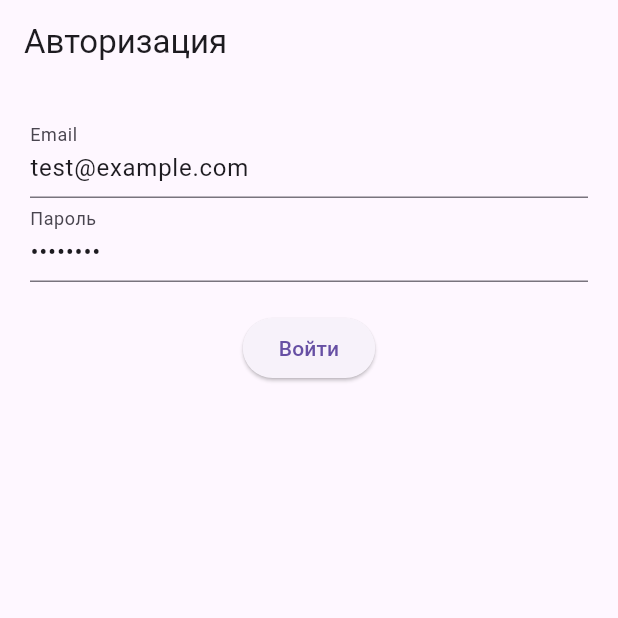
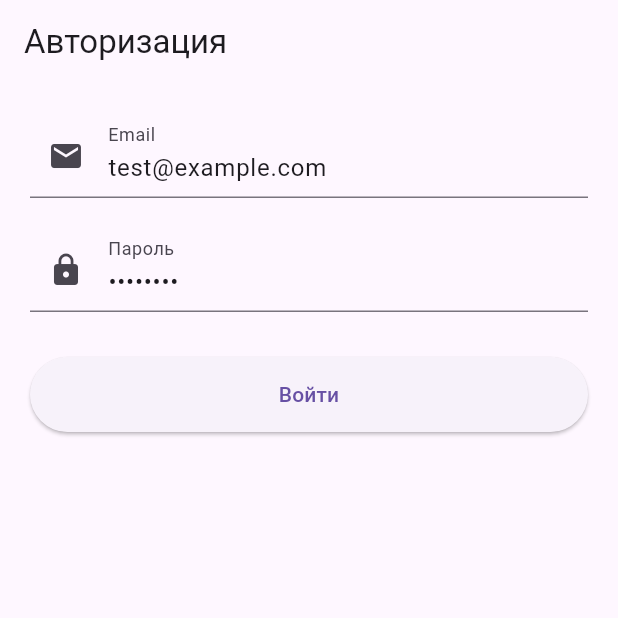
Before and after one commit to Marlin1dx/university_queue_app, a Flutter app: the screen it shows after launch, on a phone screen of 412 x 824 dp, the top half of it. Run offline on Flutter 3.47's test engine with Material 3 defaults, Android fonts, the phone set to English and light mode, and no system bars; our stand-ins replace shared_preferences.

Commit message:
its works!

```diff
--- a/lib/api/api_service.dart
+++ b/lib/api/api_service.dart
@@ -1,6 +1,8 @@
 import 'dart:convert';
 import 'package:http/http.dart' as http;
 import 'package:shared_preferences/shared_preferences.dart';
+import 'package:university_queue_app/models/queue.dart';
+
 
 class ApiService {
   static const String baseUrl = 'http://localhost:8000/api';
--- a/lib/main.dart
+++ b/lib/main.dart
@@ -15,6 +15,22 @@ void main() {
   );
 }
 
+class Queue {
+  final int id;
+  final String name;
+
+  Queue({required this.id, required this.name});
+
+  factory Queue.fromJson(Map<String, dynamic> json) {
+    return Queue(
+      id: json['id'],
+      name: json['name'],
+    );
+  }
+}
+
+
+
 class MyApp extends StatelessWidget {
   const MyApp({super.key});
 
@@ -25,8 +41,8 @@ class MyApp extends StatelessWidget {
       theme: ThemeData(primarySwatch: Colors.blue),
       home: Consumer<AuthProvider>(
         builder: (ctx, auth, _) => auth.isAuthenticated
-            ? const QueueListScreen()
-            : const AuthScreen(),
+            ? QueueListScreen()
+            : AuthScreen(),
       ),
     );
   }
--- a/lib/screens/auth_screen.dart
+++ b/lib/screens/auth_screen.dart
@@ -1,41 +1,108 @@
 import 'package:flutter/material.dart';
 import 'package:provider/provider.dart';
-import 'package:university_queue_app/providers/auth_provider.dart';
+import '../providers/auth_provider.dart';
 
-class AuthScreen extends StatelessWidget {
+class AuthScreen extends StatefulWidget {
+  const AuthScreen({super.key});
+
+  @override
+  State<AuthScreen> createState() => _AuthScreenState();
+}
+
+class _AuthScreenState extends State<AuthScreen> {
+  final _formKey = GlobalKey<FormState>();
   final _emailController = TextEditingController(text: 'test@example.com');
   final _passwordController = TextEditingController(text: 'password');
 
   @override
+  void dispose() {
+    _emailController.dispose();
+    _passwordController.dispose();
+    super.dispose();
+  }
+
+  @override
   Widget build(BuildContext context) {
-    final auth = Provider.of<AuthProvider>(context);
+    final authProvider = Provider.of<AuthProvider>(context);
 
     return Scaffold(
-      appBar: AppBar(title: Text('Авторизация')),
+      appBar: AppBar(title: const Text('Авторизация')),
       body: Padding(
-        padding: EdgeInsets.all(20),
+        padding: const EdgeInsets.all(20),
+        child: Form(
+          key: _formKey,
           child: Column(
             children: [
-            TextField(
+              TextFormField(
                 controller: _emailController,
-              decoration: InputDecoration(labelText: 'Email'),
+                decoration: const InputDecoration(
+                  labelText: 'Email',
+                  prefixIcon: Icon(Icons.email),
                 ),
-            TextField(
+                keyboardType: TextInputType.emailAddress,
+                validator: (value) {
+                  if (value == null || value.isEmpty) {
+                    return 'Введите email';
+                  }
+                  if (!value.contains('@')) {
+                    return 'Некорректный email';
+                  }
+                  return null;
+                },
+              ),
+              const SizedBox(height: 20),
+              TextFormField(
                 controller: _passwordController,
+                decoration: const InputDecoration(
+                  labelText: 'Пароль',
+                  prefixIcon: Icon(Icons.lock),
+                ),
                 obscureText: true,
-              decoration: InputDecoration(labelText: 'Пароль'),
+                validator: (value) {
+                  if (value == null || value.isEmpty) {
+                    return 'Введите пароль';
+                  }
+                  if (value.length < 6) {
+                    return 'Пароль должен быть не менее 6 символов';
+                  }
+                  return null;
+                },
               ),
-            SizedBox(height: 20),
+              const SizedBox(height: 30),
+              if (authProvider.isLoading)
+                const CircularProgressIndicator()
+              else
                 ElevatedButton(
+                  style: ElevatedButton.styleFrom(
+                    minimumSize: const Size(double.infinity, 50),
+                  ),
                   onPressed: () async {
-                await auth.login(
-                  _emailController.text,
-                  _passwordController.text,
+                    if (_formKey.currentState!.validate()) {
+                      await authProvider.login(
+                        _emailController.text.trim(),
+                        _passwordController.text.trim(),
                       );
+
+                      if (authProvider.isAuthenticated) {
+                        Navigator.pushReplacementNamed(context, '/home');
+                      }
+                    }
                   },
-              child: Text('Войти'),
+                  child: const Text('Войти'),
+                ),
+              if (authProvider.errorMessage != null)
+                Padding(
+                  padding: const EdgeInsets.only(top: 20),
+                  child: Text(
+                    authProvider.errorMessage!,
+                    style: TextStyle(
+                      color: Theme.of(context).colorScheme.error,
+                      fontSize: 16,
+                    ),
+                  ),
                 ),
             ],
+          ),
         ),
       ),
     );
```
Also changed, not shown: lib/providers/auth_provider.dart (+49 -13 lines). Lines whose indentation alone changed are shown as unchanged.
